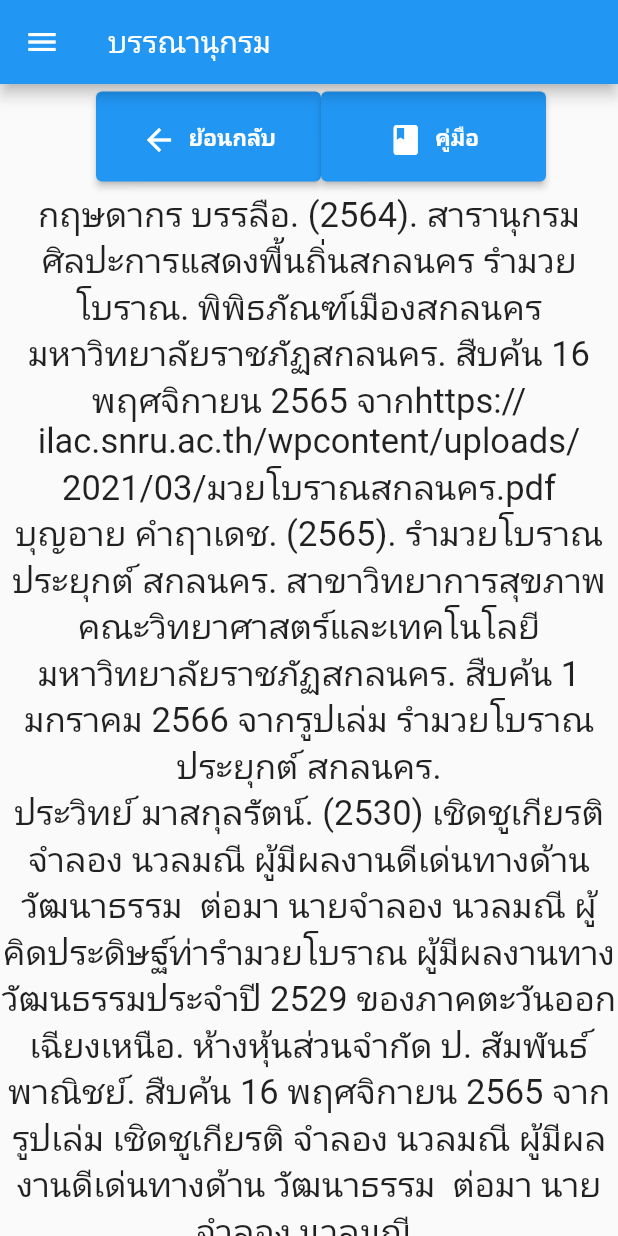
After one commit to aemukung15/miniproject, a Flutter app: the bibliography screen opened directly, on a phone screen of 412 x 824 dp. The commit adds this screen. Run offline on Flutter 3.47's test engine with Material 2 defaults, Android fonts, the light colour scheme and no system bars.

Commit message:
เพิ่มหน้าbibliography เข้ามา

```diff
--- a/lib/boxing_dance/developer.dart
+++ b/lib/boxing_dance/developer.dart
@@ -1,5 +1,4 @@
 // ignore_for_file: dead_code
-
 import 'package:flutter/material.dart';
 import 'package:miniproject/drawer.dart';
 import 'package:miniproject/manual.dart';
--- a/lib/drawer.dart
+++ b/lib/drawer.dart
@@ -25,6 +25,7 @@ import 'package:miniproject/boxing_dance/boxing_dance2_9.dart';
 import 'package:miniproject/boxing_dance/developer.dart';
 import 'package:miniproject/boxing_dance/record.dart';
 import 'package:miniproject/home/homepage.dart';
+import 'package:miniproject/lib/bibliography.dart';
 
 class MyDrawer extends StatelessWidget {
   const MyDrawer({super.key});
@@ -325,6 +326,16 @@ class MyDrawer extends StatelessWidget {
                   );
                 },
               ),
+              ListTile(
+                leading: const Icon(Icons.person_search),
+                title: const Text("บรรณานุกรม"),
+                onTap: () {
+                  Navigator.push(
+                    context,
+                    MaterialPageRoute(builder: (context) => const bibliography()),
+                  );
+                },
+              ),
             ],
           ),
         ),
--- /dev/null
+++ b/lib/lib/bibliography.dart
@@ -0,0 +1,113 @@
+import 'package:flutter/material.dart';
+import '../manual.dart';
+import '../drawer.dart';
+
+// ignore: camel_case_types
+class bibliography extends StatefulWidget {
+  const bibliography({super.key});
+
+  @override
+  State<bibliography> createState() => _bibliographyState();
+}
+
+// ignore: camel_case_types
+class _bibliographyState extends State<bibliography> {
+  @override
+  Widget build(BuildContext context) {
+    return Scaffold(
+      appBar: AppBar(
+        title: const Text(
+          'บรรณานุกรม',
+          textAlign: TextAlign.center,
+        ),
+      ),
+      body: SingleChildScrollView(
+        child: Center(
+          child: SelectionArea(
+            child: Column(
+              children: <Widget>[
+                Row(
+                  mainAxisAlignment: MainAxisAlignment.center,
+                  children: [
+                    const SizedBox(
+                        width: 16), // Add some spacing between the buttons
+                    Container(
+                      margin: const EdgeInsets.symmetric(vertical: 5),
+                      child: ElevatedButton.icon(
+                        onPressed: () {
+                          Navigator.pop(context);
+                        },
+                        icon: const Icon(Icons.arrow_back),
+                        label: const Text("ย้อนกลับ"),
+                        style: ElevatedButton.styleFrom(
+                          padding: const EdgeInsets.all(20.0),
+                          fixedSize: const Size(150, 60),
+                          textStyle: const TextStyle(
+                            fontSize: 15,
+                            fontWeight: FontWeight.bold,
+                          ),
+                        ),
+                      ),
+                    ),
+                    Container(
+                      margin: const EdgeInsets.symmetric(vertical: 5),
+                      child: ElevatedButton.icon(
+                        onPressed: () {
+                          Navigator.push(
+                            context,
+                            MaterialPageRoute(
+                                builder: (context) => const manual()),
+                          );
+                        },
+                        icon: const Icon(Icons.book),
+                        label: const Text("คู่มือ"),
+                        style: ElevatedButton.styleFrom(
+                          padding: const EdgeInsets.all(20.0),
+                          fixedSize: const Size(150, 60),
+                          textStyle: const TextStyle(
+                            fontSize: 15,
+                            fontWeight: FontWeight.bold,
+                          ),
+                        ),
+                      ),
+                    ),
+                  ],
+                ),
+                const Center(
+                  child: Text(
+                    'กฤษดากร บรรลือ. (2564). สารานุกรมศิลปะการแสดงพื้นถิ่นสกลนคร รำมวยโบราณ. พิพิธภัณฑ์เมืองสกลนครมหาวิทยาลัยราชภัฏสกลนคร. สืบค้น 16 พฤศจิกายน 2565 จากhttps://ilac.snru.ac.th/wpcontent/uploads/2021/03/มวยโบราณสกลนคร.pdf',
+                    style: TextStyle(fontSize: 23),
+                    textAlign: TextAlign.center,
+                  ),
+                ),
+                const Center(
+                  child: Text(
+                    'บุญอาย คำฤาเดช. (2565). รำมวยโบราณประยุกต์ สกลนคร. สาขาวิทยาการสุขภาพ คณะวิทยาศาสตร์และเทคโนโลยี มหาวิทยาลัยราชภัฏสกลนคร. สืบค้น 1 มกราคม 2566 จากรูปเล่ม รำมวยโบราณประยุกต์ สกลนคร.',
+                    style: TextStyle(fontSize: 23),
+                    textAlign: TextAlign.center,
+                  ),
+                ),
+                const SizedBox(width: 5),
+                const Center(
+                  child: Text(
+                    'ประวิทย์ มาสกุลรัตน์. (2530) เชิดชูเกียรติ จำลอง นวลมณี ผู้มีผลงานดีเด่นทางด้าน วัฒนาธรรม  ต่อมา นายจำลอง นวลมณี ผู้คิดประดิษฐ์ท่ารำมวยโบราณ ผู้มีผลงานทางวัฒนธรรมประจำปี 2529 ของภาคตะวันออกเฉียงเหนือ. ห้างหุ้นส่วนจำกัด ป. สัมพันธ์พาณิชย์. สืบค้น 16 พฤศจิกายน 2565 จาก รูปเล่ม เชิดชูเกียรติ จำลอง นวลมณี ผู้มีผลงานดีเด่นทางด้าน วัฒนาธรรม  ต่อมา นายจำลอง นวลมณี.',
+                    style: TextStyle(fontSize: 23),
+                    textAlign: TextAlign.center,
+                  ),
+                ),
+                const Center(
+                  child: Text(
+                    'ธณัฏฐา ทิวกร และณัฐวี อุตกฤษฏ์. (2564). การป้องกันการปลอมแปลงการแสดงตำแหน่งตัวตนในระบบ บันทึกเวลาปฏิบัติงานบนโทรศัพท์มือถือประเภทสมาร์ทโฟน เพื่อเพิ่มความถูกต้องและน่าเชื่อถือของข้อมูล1-5 สืบค้น 19 พฤศจิกายน 2565 จาก https://tdc.thailis.or.th/tdc/dccheck.php?Int_code=52&recId=39965&obj_id=209664&showmenu=no.',
+                    style: TextStyle(fontSize: 23),
+                    textAlign: TextAlign.center,
+                  ),
+                ),
+              ],
+            ),
+          ),
+        ),
+      ),
+      drawer: const MyDrawer(),
+    );
+  }
+}
--- a/lib/main.dart
+++ b/lib/main.dart
@@ -6,7 +6,8 @@ void main() {
 }
 
 class MyApp extends StatelessWidget {
-  const MyApp({super.key});
+  const MyApp({Key? key}) : super(key: key);
+
   @override
   Widget build(BuildContext context) {
     return MaterialApp(
@@ -14,8 +15,12 @@ class MyApp extends StatelessWidget {
       theme: ThemeData(
         primarySwatch: Colors.brown,
       ),
-      home: const MyHomePage(
-        title: 'Home',
+      home: Container(
+        color: const Color.fromARGB(
+            255, 255, 204, 204), // Set the background color here
+        child: const MyHomePage(
+          title: 'Home',
+        ),
       ),
     );
   }
```
